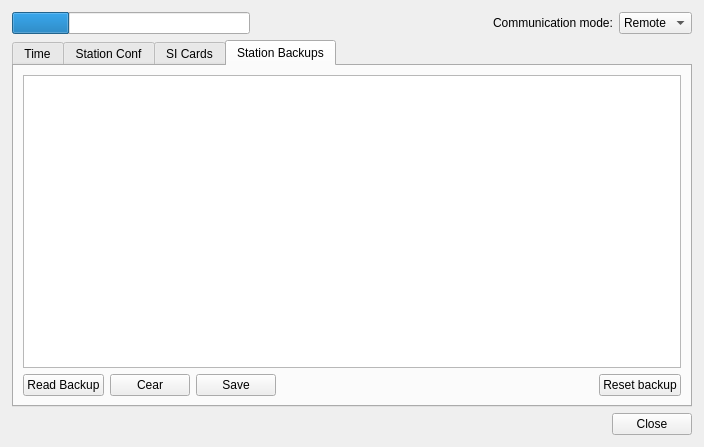
Above: app/dialog.ui from krooks/qsilib before the change. Below: the same form after it.
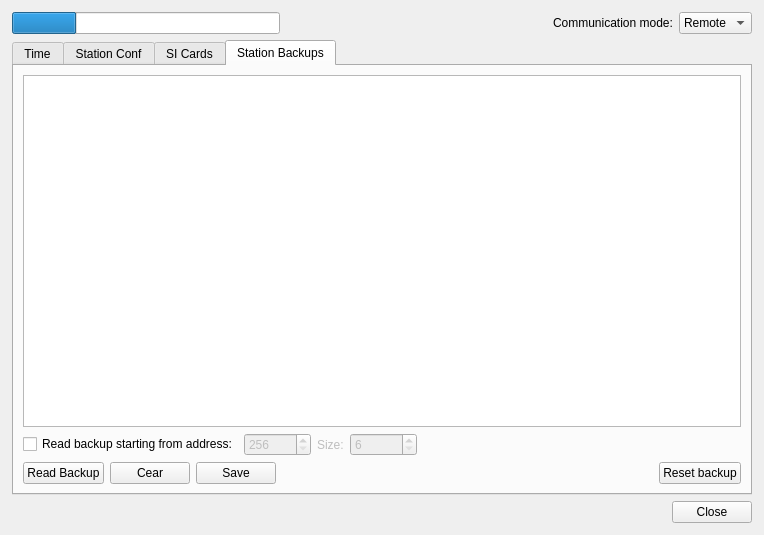
That is the form after the change. The open tabs and pages were chosen to show the change.

Commit message: Add possibility to specify address and size for backup reading.

```diff
--- a/app/dialog.ui
+++ b/app/dialog.ui
@@ -6,8 +6,8 @@
    <rect>
     <x>0</x>
     <y>0</y>
-    <width>704</width>
-    <height>447</height>
+    <width>764</width>
+    <height>535</height>
    </rect>
   </property>
   <property name="windowTitle">
@@ -534,6 +534,66 @@
          <item>
           <widget class="QTableView" name="stationBackupView"/>
          </item>
+         <item>
+          <layout class="QHBoxLayout" name="horizontalLayout_10">
+           <item>
+            <widget class="QCheckBox" name="readFromAddressCheckbox">
+             <property name="text">
+              <string>Read backup starting from address:</string>
+             </property>
+            </widget>
+           </item>
+           <item>
+            <widget class="QSpinBox" name="backupStartAddress">
+             <property name="enabled">
+              <bool>false</bool>
+             </property>
+             <property name="minimum">
+              <number>256</number>
+             </property>
+             <property name="maximum">
+              <number>131065</number>
+             </property>
+            </widget>
+           </item>
+           <item>
+            <widget class="QLabel" name="label_11">
+             <property name="enabled">
+              <bool>false</bool>
+             </property>
+             <property name="text">
+              <string>Size:</string>
+             </property>
+            </widget>
+           </item>
+           <item>
+            <widget class="QSpinBox" name="backupReadSize">
+             <property name="enabled">
+              <bool>false</bool>
+             </property>
+             <property name="minimum">
+              <number>6</number>
+             </property>
+             <property name="maximum">
+              <number>130809</number>
+             </property>
+            </widget>
+           </item>
+           <item>
+            <spacer name="horizontalSpacer_6">
+             <property name="orientation">
+              <enum>Qt::Horizontal</enum>
+             </property>
+             <property name="sizeHint" stdset="0">
+              <size>
+               <width>40</width>
+               <height>20</height>
+              </size>
+             </property>
+            </spacer>
+           </item>
+          </layout>
+         </item>
          <item>
           <layout class="QHBoxLayout" name="horizontalLayout_8">
            <item>
```
Left out of the diff: 53 changed lines with no effect on the pictures. The commit also changes 1 other file.
